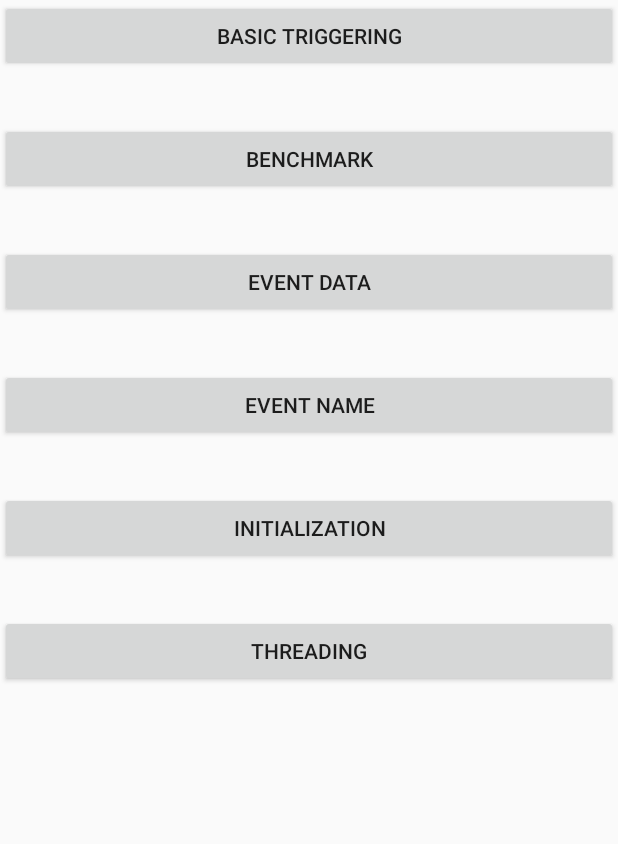
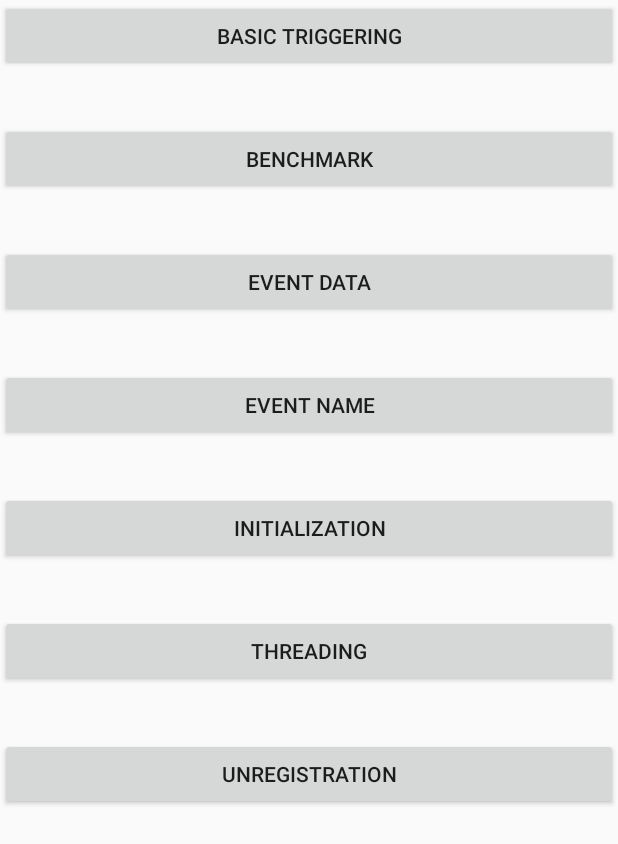
Before and after one commit to coshx/drekkar, an Android app: the screen it shows after launch (MainActivity), on a phone screen of 412 x 824 dp. Shown: the top 844 px of the screen. Run offline under Robolectric (Android 15) with nearby library versions, the phone set to English and light mode, and no system bars.

Commit message:
Tests unregistration

```diff
--- a/app/src/main/AndroidManifest.xml
+++ b/app/src/main/AndroidManifest.xml
@@ -31,6 +31,7 @@
         <activity android:name=".EventNameActivity" />
         <activity android:name=".InitializationActivity" />
         <activity android:name=".ThreadingActivity" />
+        <activity android:name=".UnregistrationActivity" />
     </application>
 
 </manifest>
--- a/app/src/main/java/com/coshx/drekkartest/MainActivity.java
+++ b/app/src/main/java/com/coshx/drekkartest/MainActivity.java
@@ -83,5 +83,16 @@ public class MainActivity extends Activity {
                 }
             }
         );
+
+        findViewById(R.id.unregistration_trigger).setOnClickListener(
+            new View.OnClickListener() {
+                @Override
+                public void onClick(View v) {
+                    startActivity(
+                        new Intent(getApplication(), UnregistrationActivity.class)
+                    );
+                }
+            }
+        );
     }
 }
--- a/app/src/main/res/layout/activity_main.xml
+++ b/app/src/main/res/layout/activity_main.xml
@@ -62,6 +62,14 @@
             android:text="Threading"
             />
 
+        <Button
+            android:id="@+id/unregistration_trigger"
+            android:layout_width="match_parent"
+            android:layout_height="wrap_content"
+            android:layout_marginTop="34dp"
+            android:text="Unregistration"
+            />
+
     </LinearLayout>
 
 </ScrollView>
```
Also changed, not shown: app/src/main/java/com/coshx/drekkartest/UnregistrationActivity.java (added, +71 -0 lines), 2 other files.
